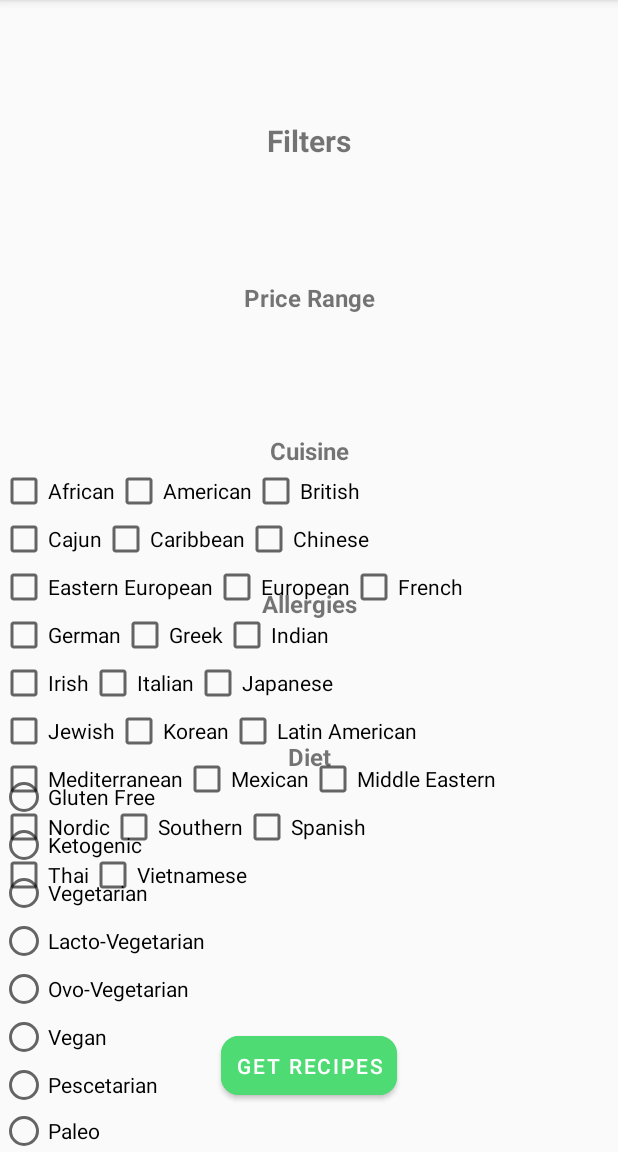
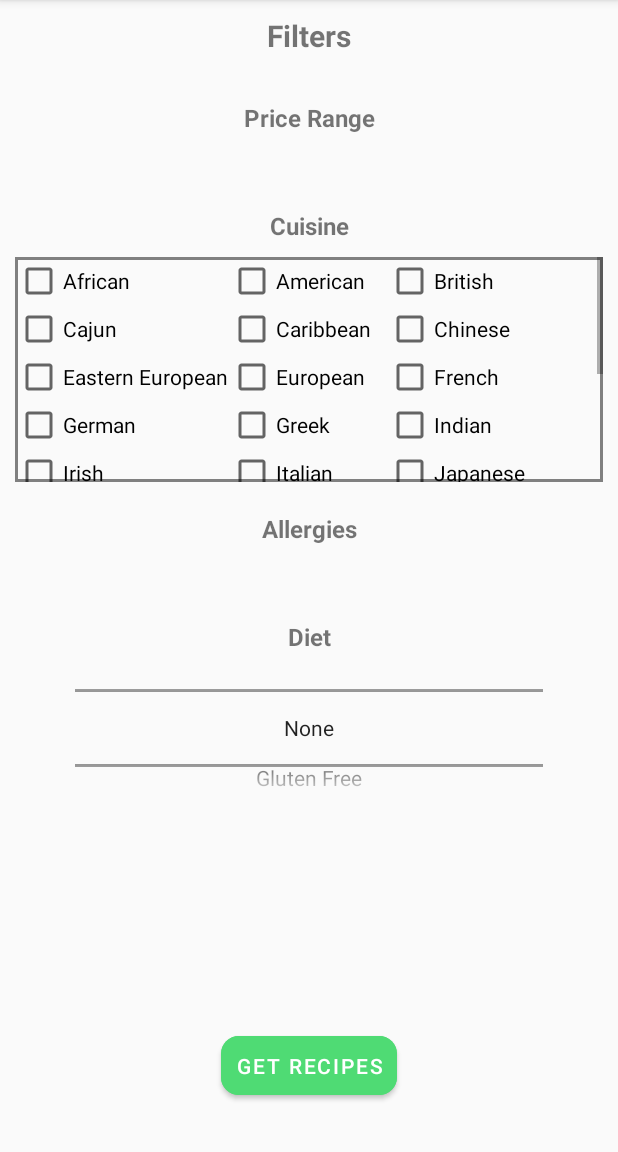
Before and after one commit to DavidDSS/MobileComputingProject, an Android app: the FilterPageActivity screen opened directly, with no data from a screen before it, on a phone screen of 412 x 824 dp, the part 84-1236 px from its top. Run offline under Robolectric (Android 15) with nearby library versions, the phone set to English and light mode, and no system bars; our stand-ins replace Volley.

Commit message:
UI upgrade for filter page

```diff
--- a/app/src/main/java/com/example/mobilecomputingproject/FilterPageActivity.java
+++ b/app/src/main/java/com/example/mobilecomputingproject/FilterPageActivity.java
@@ -10,10 +10,13 @@ import android.view.View;
 import android.view.ViewGroup;
 import android.widget.Button;
 import android.widget.CheckBox;
+import android.widget.NumberPicker;
 import android.widget.ProgressBar;
 import android.widget.RadioButton;
 import android.widget.RadioGroup;
 import android.widget.RelativeLayout;
+import android.widget.TableLayout;
+import android.widget.TableRow;
 import android.widget.TextView;
 import android.widget.Toast;
 
@@ -25,7 +28,8 @@ public class FilterPageActivity extends AppCompatActivity implements Serializabl
 
     RelativeLayout pageLayout;
     ArrayList<CheckBox> cuisines;
-    ArrayList<RadioButton> diets;
+    NumberPicker dietPicker;
+    String[] diets;
     ProgressBar spinner;
 
     @Override
@@ -89,12 +93,11 @@ public class FilterPageActivity extends AppCompatActivity implements Serializabl
     }
 
     public void setupDiets(){
-        String[] diets = {
-                "Gluten Free", "Ketogenic", "Vegetarian", "Lacto-Vegetarian",
+        diets = new String[]{
+                "None", "Gluten Free", "Ketogenic", "Vegetarian", "Lacto-Vegetarian",
                 "Ovo-Vegetarian", "Vegan", "Pescetarian", "Paleo",
                 "Primal", "Low FODMAP", "Whole30"
         };
-        this.diets = new ArrayList<>();
         createDietsRadioButtons(diets, "DietRadioButton", R.id.dietText, 56000);
     }
 
@@ -108,14 +111,32 @@ public class FilterPageActivity extends AppCompatActivity implements Serializabl
                 "Nordic", "Southern", "Spanish", "Thai", "Vietnamese"
         };
         this.cuisines = new ArrayList<>();
-        createCheckboxArray(cuisines, "CuisineCheckbox", R.id.cuisineText, 57000);
+        createCheckboxTable(cuisines, "CuisineCheckbox", R.id.cuisineText, 57000);
     }
 
-    public void createCheckboxArray(String[] array, String tagName, int placeBelowID, int idStart){
-        for (int i=0; i<array.length; i++) {
-            CheckBox temp =  new CheckBox(this);
-            temp.setTag(array[i]+tagName);
-            temp.setId(idStart+i);
+    public void createCheckboxTable(String[] array, String tagName, int placeBelowID, int idStart){
+        TableLayout table = (TableLayout) findViewById(R.id.cuisineTable);
+        int remainder = array.length%3;
+        for (int i=0; i<array.length/3+1; i++) {
+            if (i<array.length/3 || (i==array.length/3 && remainder>=1)){
+                TableRow row = new TableRow(this);
+                for (int j=0; j<=2; j++){
+                    if (j==1 && remainder==1 && i==array.length/3) break;
+                    if (j==2 && remainder==2 && i==array.length/3) break;
+                    CheckBox temp =  new CheckBox(this);
+                    temp.setTag(array[(i*3)+j]+tagName);
+                    temp.setId(idStart+(i*3)+j);
+                    temp.setText(array[(i*3)+j]);
+                    row.addView(temp);
+                    cuisines.add(temp);
+
+                }
+                table.addView(row);
+
+            }
+
+
+            /*
             temp.setLayoutParams(new ViewGroup.LayoutParams(ViewGroup.LayoutParams.WRAP_CONTENT,
                     ViewGroup.LayoutParams.WRAP_CONTENT));
             RelativeLayout.LayoutParams params = new RelativeLayout.LayoutParams(
@@ -127,48 +148,24 @@ public class FilterPageActivity extends AppCompatActivity implements Serializabl
                 else params.addRule(RelativeLayout.BELOW, placeBelowID);
             }
             else params.addRule(RelativeLayout.BELOW, placeBelowID);
+            temp.setLayoutParams(params);
+             */
 
-            temp.setText(array[i]);
-            temp.setLayoutParams(params);
 
-            cuisines.add(temp);
-
-            pageLayout.addView(temp, params);
         }
     }
 
     public void createDietsRadioButtons(String[] array, String tagName, int placeBelowID, int idStart){
-        RadioGroup group = (RadioGroup) findViewById(R.id.radioButtonGroup);
-        for (int i=0; i<array.length; i++) {
-            RadioButton temp =  new RadioButton(this);
-            temp.setTag(array[i]+tagName);
-            temp.setId(idStart+i);
-            temp.setLayoutParams(new ViewGroup.LayoutParams(ViewGroup.LayoutParams.WRAP_CONTENT,
-                    ViewGroup.LayoutParams.WRAP_CONTENT));
-            RelativeLayout.LayoutParams params = new RelativeLayout.LayoutParams(
-                    RelativeLayout.LayoutParams.WRAP_CONTENT, RelativeLayout.LayoutParams.WRAP_CONTENT);
+        dietPicker = (NumberPicker) findViewById(R.id.dietPicker);
+        dietPicker.setWrapSelectorWheel(false);
+        dietPicker.setMinValue(0);
+        dietPicker.setMaxValue(array.length-1);
+        dietPicker.setDisplayedValues(array);
 
-            if (i>0) {
-                if((i%3)>0) params.addRule(RelativeLayout.RIGHT_OF, idStart+i-1);
-                if ((i/3)!=0) params.addRule(RelativeLayout.BELOW, idStart+i-3);
-                else params.addRule(RelativeLayout.BELOW, placeBelowID);
-            }
-            else params.addRule(RelativeLayout.BELOW, placeBelowID);
-
-            temp.setText(array[i]);
-            temp.setLayoutParams(params);
-
-            diets.add(temp);
-
-            group.addView(temp, params);
-        }
     }
 
     public String getFilters(){
-        String dietFilter = "";
-        for (RadioButton diet : diets) {
-            if (diet.isChecked()) dietFilter += diet.getText();
-        }
+        String dietFilter = diets[dietPicker.getValue()];
         String cuisineFilter = "";
         for (CheckBox cuisine : cuisines) {
             if (cuisine.isChecked()) {
@@ -178,9 +175,10 @@ public class FilterPageActivity extends AppCompatActivity implements Serializabl
 
         }
 
-        if (dietFilter!="" && cuisineFilter!=""){
+        // "None" is necessary so we don't get a 0 in the display
+        if (dietFilter!="None" && cuisineFilter!=""){
             return "&diet="+dietFilter+"&"+"cuisine="+cuisineFilter;
-        } else if (dietFilter!=""){
+        } else if (dietFilter!="None"){
             return "&diet="+dietFilter;
         } else if (cuisineFilter!=""){
             return "&cuisine="+cuisineFilter;
--- /dev/null
+++ b/app/src/main/res/drawable/stroke_background.xml
@@ -0,0 +1,8 @@
+<?xml version="1.0" encoding="utf-8"?>
+<shape xmlns:android="http://schemas.android.com/apk/res/android"
+    android:shape="rectangle">
+    <stroke
+        android:width="2dp"
+        android:color="@color/btn_disabled">
+    </stroke>
+</shape>
--- a/app/src/main/res/layout/activity_filter_page.xml
+++ b/app/src/main/res/layout/activity_filter_page.xml
@@ -33,7 +33,7 @@
         android:layout_width="match_parent"
         android:layout_height="wrap_content"
         android:layout_below="@id/nutri_toolbar"
-        android:layout_marginTop="80dp"
+        android:layout_marginTop="10dp"
         android:gravity="center"
         android:text="Filters"
         android:textSize="20sp"
@@ -51,7 +51,7 @@
         android:layout_width="match_parent"
         android:layout_height="wrap_content"
         android:layout_below="@id/filterText"
-        android:layout_marginTop="80dp"
+        android:layout_marginTop="30dp"
         android:gravity="center"
         android:text="Price Range"
         android:textSize="16sp"
@@ -62,18 +62,39 @@
         android:layout_width="match_parent"
         android:layout_height="wrap_content"
         android:layout_below="@id/priceRangeText"
-        android:layout_marginTop="80dp"
+        android:layout_marginTop="50dp"
         android:gravity="center"
         android:text="Cuisine"
         android:textSize="16sp"
         android:textStyle="bold" />
 
+    <ScrollView
+        android:id="@+id/cuisineScroller"
+        android:layout_width="fill_parent"
+        android:layout_height="150dp"
+        android:scrollbars="vertical"
+        android:layout_marginLeft="10dp"
+        android:layout_marginTop="10dp"
+        android:layout_marginRight="10dp"
+        android:layout_below="@id/cuisineText"
+        android:background="@drawable/stroke_background"
+        android:layout_weight="1">
+
+        <TableLayout
+            android:id="@+id/cuisineTable"
+            android:layout_width="fill_parent"
+            android:layout_height="fill_parent"
+            android:isScrollContainer="true">
+        </TableLayout>
+    </ScrollView>
+
+
     <TextView
         android:id="@+id/allergiesText"
         android:layout_width="match_parent"
         android:layout_height="wrap_content"
-        android:layout_below="@id/cuisineText"
-        android:layout_marginTop="80dp"
+        android:layout_below="@id/cuisineScroller"
+        android:layout_marginTop="20dp"
         android:gravity="center"
         android:text="Allergies"
         android:textSize="16sp"
@@ -83,19 +104,21 @@
         android:layout_width="match_parent"
         android:layout_height="wrap_content"
         android:layout_below="@id/allergiesText"
-        android:layout_marginTop="80dp"
+        android:layout_marginTop="50dp"
         android:gravity="center"
         android:text="Diet"
         android:textSize="16sp"
         android:textStyle="bold" />
 
-    <RadioGroup
-        android:id="@+id/radioButtonGroup"
-        android:layout_width="wrap_content"
-        android:layout_height="wrap_content"
-        android:layout_below="@id/dietText">
-    </RadioGroup>
-
+    <NumberPicker
+        android:id="@+id/dietPicker"
+        android:layout_width="fill_parent"
+        android:layout_height="100dp"
+        android:layout_below="@id/dietText"
+        android:layout_marginStart="50dp"
+        android:layout_marginTop="0dp"
+        android:layout_marginEnd="50dp"
+        android:layout_marginBottom="10dp" />
 
     <com.google.android.material.button.MaterialButton
         android:id="@+id/finalStepBtn"
```
